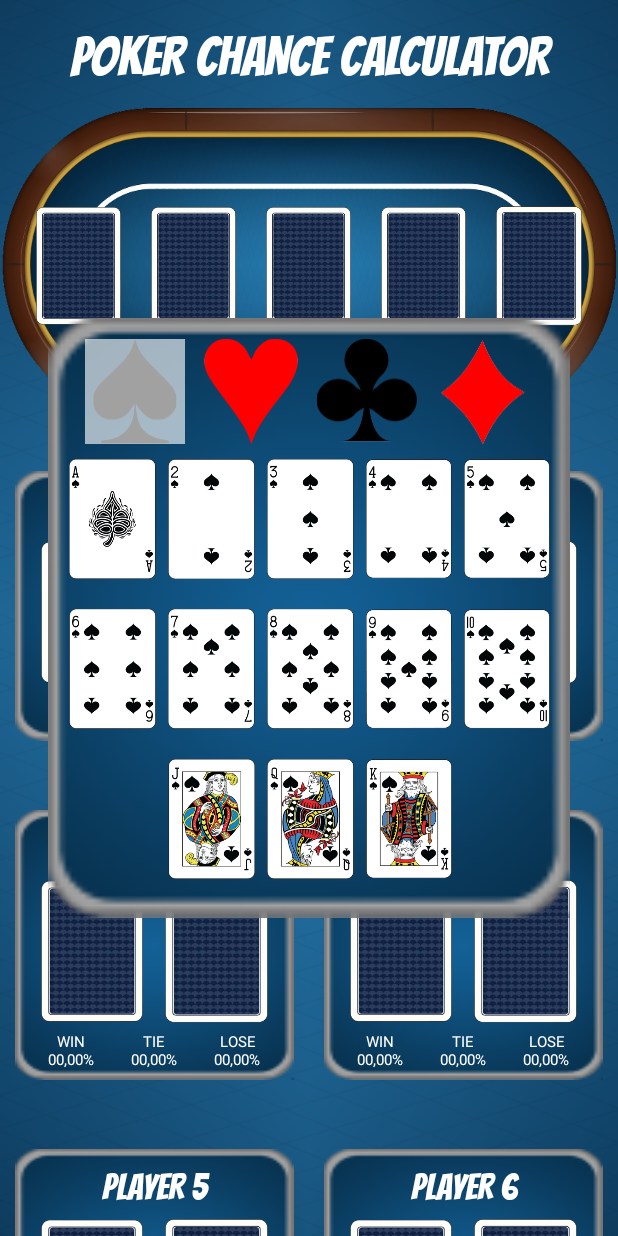
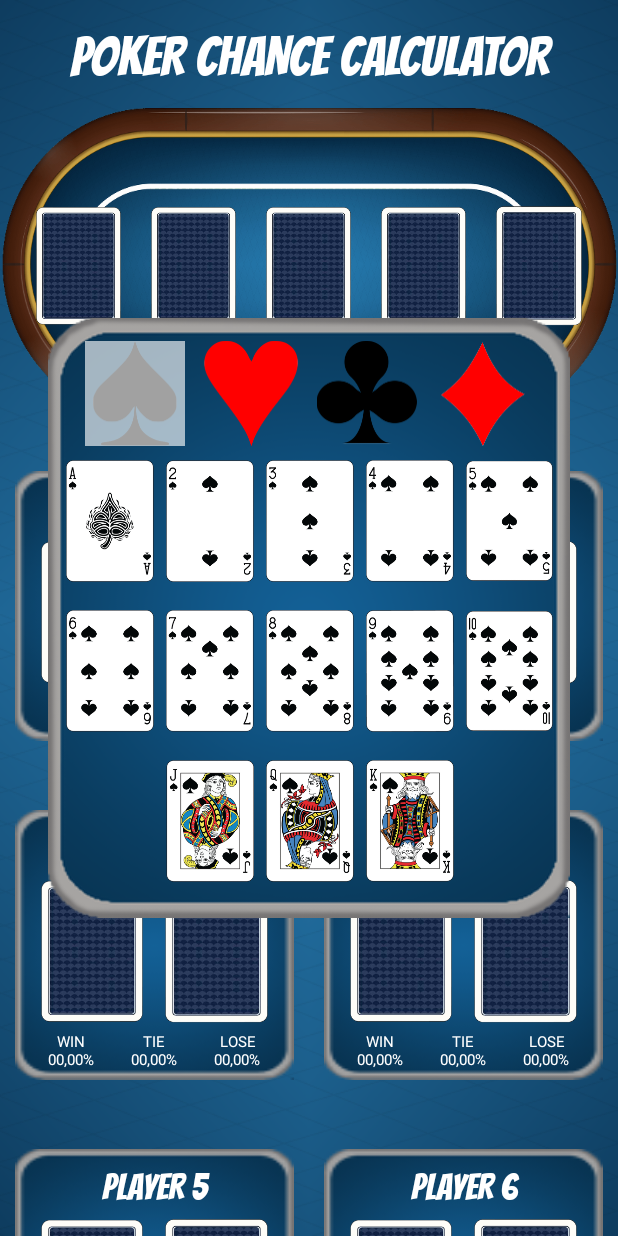
Before and after one commit to Parlov12/Poker_chance_calculator, an Android app: the screen it shows after launch (MainActivity), after a tap on an icon or button, on a phone screen of 412 x 824 dp. Run offline under Robolectric (Android 15) with nearby library versions, the phone set to English and light mode, and no system bars.

Commit message:
10th commit

```diff
--- a/app/src/main/java/com/example/pokerchancecalculator/Algoritam/Console.java
+++ b/app/src/main/java/com/example/pokerchancecalculator/Algoritam/Console.java
@@ -13,6 +13,7 @@ public class Console
 
 		//odavde iscitavas sta je korisnik unia u konzolu. Nakon '-b' kupi string koji predstavalja plocu a nakon toga kupi stringove koji
 		//predstavljaju ruke
+		// u redu
 		for (String s: args) {
 			if(s.equals("-b")) {
 				isBoard = true;
@@ -31,6 +32,7 @@ public class Console
 
 		if(handsStr.size() < 2) {
 			throw new Exception("You must enter at least 2 hands");
+			// hm
 		}
 
 
--- a/app/src/main/java/com/example/pokerchancecalculator/Karte/Card_model.java
+++ b/app/src/main/java/com/example/pokerchancecalculator/Karte/Card_model.java
@@ -8,7 +8,7 @@ public class Card_model {
 
     public Card_model()
     {
-        type = "null";
+        type = null;
         number = 0;
         pic = 0;
     }
--- a/app/src/main/java/com/example/pokerchancecalculator/Karte/Cards.java
+++ b/app/src/main/java/com/example/pokerchancecalculator/Karte/Cards.java
@@ -15,7 +15,7 @@ public class Cards{
     public  List<Card_model> spades = new ArrayList<Card_model>();
     public  List<Card_model> clubs = new ArrayList<Card_model>();
     public  List<Card_model> hearts = new ArrayList<Card_model>();
-    public  List<Card_model> diamonds = new ArrayList<Card_model>();
+    public  List<Card_model> diamonds = new ArrayList   <Card_model>();
     public List<Player> igraci = new ArrayList<Player>(9);
     public List<Card_model> table = new ArrayList<Card_model>(5);
     public  List<Card_model> all_cards = new ArrayList<Card_model>(52);
--- a/app/src/main/res/layout/activity_main.xml
+++ b/app/src/main/res/layout/activity_main.xml
@@ -1065,7 +1065,7 @@
         android:layout_marginTop="100dp"
         android:layout_marginEnd="32dp"
         android:layout_marginBottom="100dp"
-        android:background="@drawable/okvir"
+        android:background="@drawable/veliki_okvir"
         android:gravity="center_horizontal"
         android:orientation="vertical"
         app:layout_constraintBottom_toBottomOf="parent"
@@ -1077,9 +1077,9 @@
             android:id="@+id/card_type"
             android:layout_width="wrap_content"
             android:layout_height="70dp"
-            android:layout_marginStart="10dp"
-            android:layout_marginTop="14dp"
-            android:layout_marginEnd="10dp"
+            android:layout_marginStart="15dp"
+            android:layout_marginTop="15dp"
+            android:layout_marginEnd="15dp"
             android:orientation="horizontal"
             android:weightSum="1">
 
@@ -1125,9 +1125,9 @@
             android:id="@+id/cards_first_row"
             android:layout_width="wrap_content"
             android:layout_height="100dp"
-            android:layout_marginStart="10dp"
+            android:layout_marginStart="8dp"
             android:layout_marginTop="0dp"
-            android:layout_marginEnd="10dp"
+            android:layout_marginEnd="8dp"
             android:orientation="horizontal"
             android:weightSum="1">
 
@@ -1182,9 +1182,9 @@
             android:id="@+id/cards_second_row"
             android:layout_width="wrap_content"
             android:layout_height="100dp"
-            android:layout_marginStart="10dp"
+            android:layout_marginStart="8dp"
             android:layout_marginTop="0dp"
-            android:layout_marginEnd="10dp"
+            android:layout_marginEnd="8dp"
             android:orientation="horizontal"
             android:weightSum="1">
 
@@ -1239,9 +1239,9 @@
             android:id="@+id/cards_third_row"
             android:layout_width="wrap_content"
             android:layout_height="100dp"
-            android:layout_marginStart="10dp"
+            android:layout_marginStart="8dp"
             android:layout_marginTop="0dp"
-            android:layout_marginEnd="10dp"
+            android:layout_marginEnd="8dp"
             android:orientation="horizontal"
             android:weightSum="1">
 
```
Also changed, not shown: app/src/main/res/drawable-hdpi/veliki_okvir.png (added), app/src/main/res/drawable-ldpi/veliki_okvir.png (added), app/src/main/res/drawable-mdpi/veliki_okvir.png (added), app/src/main/res/drawable-xhdpi/veliki_okvir.png (added), app/src/main/res/drawable-xxhdpi/veliki_okvir.png (added), app/src/main/res/drawable-xxxhdpi/veliki_okvir.png (added).
